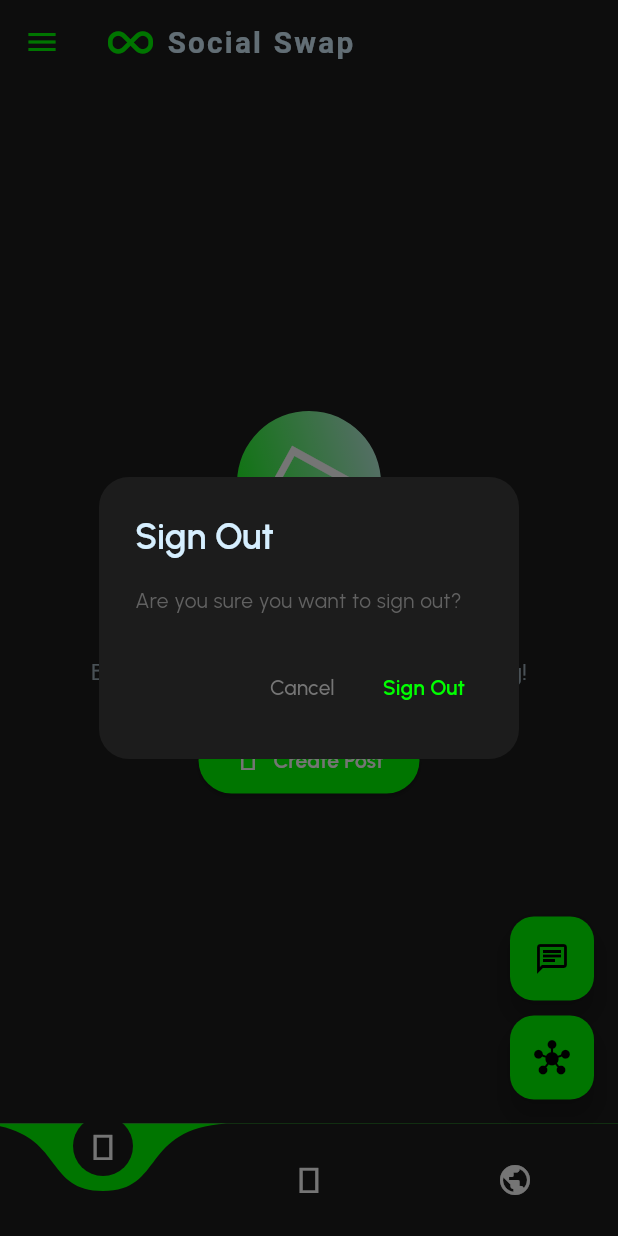
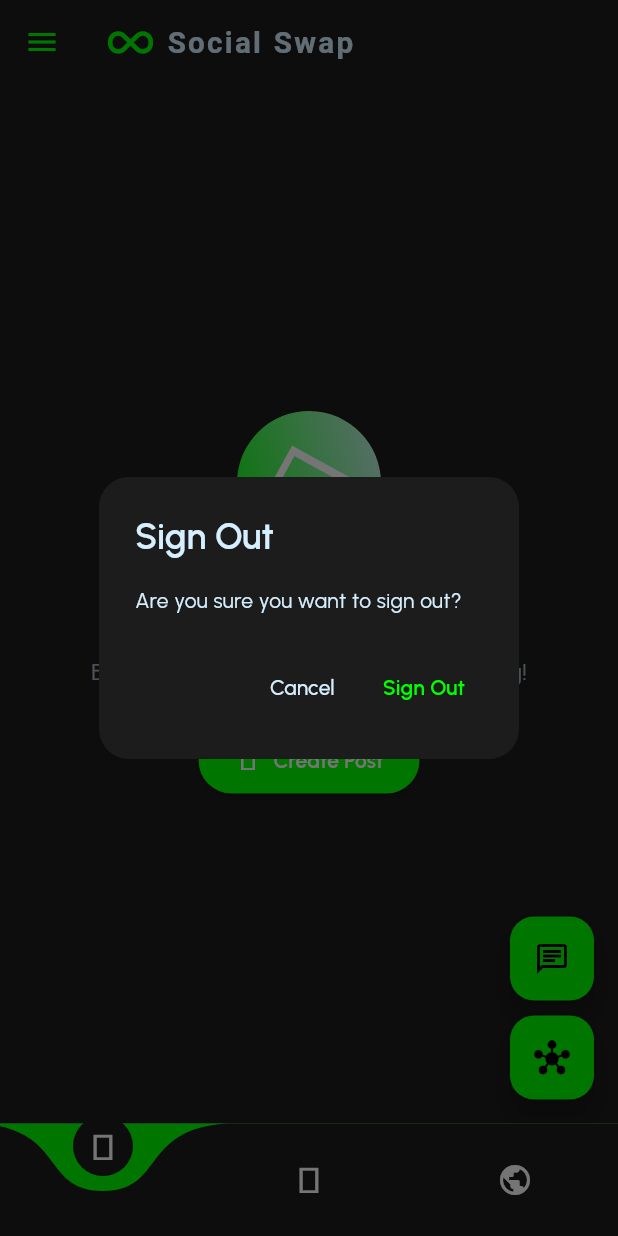
Before and after one commit to Mahad-Ghauri/KONEXEA, a Flutter app: the screen it shows once a user with an empty profile is signed in, in the side drawer, after a tap on "Log Out", on a phone screen of 412 x 824 dp. Run offline on Flutter 3.47's test engine with Material 3 defaults, Android fonts, the phone set to English and light mode, and no system bars; drawn by our look-alikes of curved_navigation_bar; our stand-ins replace cloud_firestore, firebase_core, fluttertoast, font_awesome_flutter, google_fonts, iconsax and 3 more; missing offline and left inert: google_mlkit_translation; accounts and stored records are empty; project files that could hold a hidden picture were left out.

Commit message:
Update DrawerPage: Replace hardcoded colors with theme-based colors for improved consistency and adherence to design guidelines.

```diff
--- a/lib/views/Interface/drawer_page.dart
+++ b/lib/views/Interface/drawer_page.dart
@@ -230,7 +230,8 @@ class DrawerPage extends StatelessWidget {
                     ),
                     content: Text(
                       'Are you sure you want to sign out?',
-                      style: GoogleFonts.urbanist(color: Colors.grey[700]),
+                      style: GoogleFonts.urbanist(
+                          color: Theme.of(context).colorScheme.tertiary),
                     ),
                     actions: [
                       TextButton(
@@ -238,7 +239,7 @@ class DrawerPage extends StatelessWidget {
                         child: Text(
                           'Cancel',
                           style: GoogleFonts.urbanist(
-                            color: Colors.grey[600],
+                            color: Theme.of(context).colorScheme.tertiary,
                           ),
                         ),
                       ),
```
